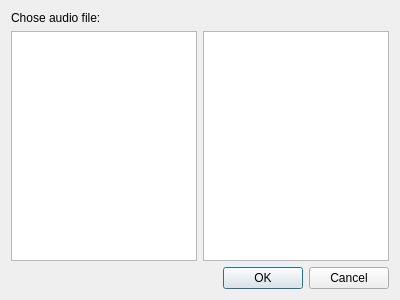
Qt form filebrowse.ui (eddyp/podsoundboard) before a commit.
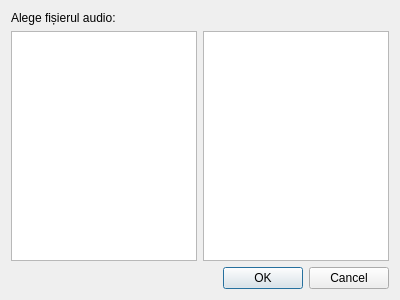
The same form after that commit.

Commit message: text in ro

Patch:
```diff
--- a/filebrowse.ui
+++ b/filebrowse.ui
@@ -17,7 +17,7 @@
    <item row="0" column="0" colspan="2">
     <widget class="QLabel" name="label">
      <property name="text">
-      <string>Chose audio file:</string>
+      <string>Alege fișierul audio:</string>
      </property>
     </widget>
    </item>
```
